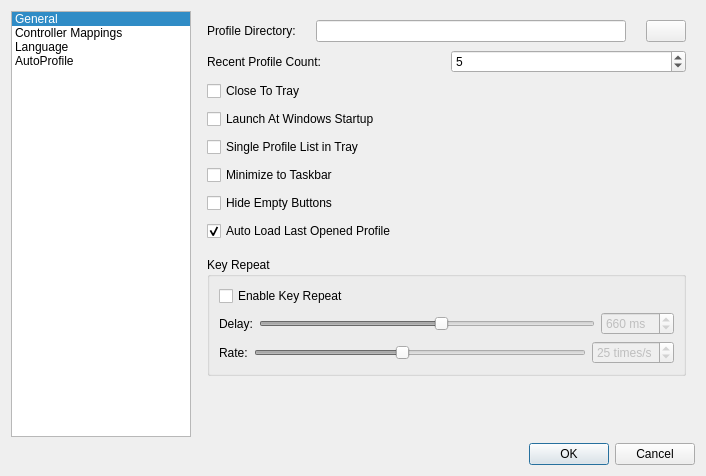
The window that src/mainsettingsdialog.ui (AntiMicroX/antimicrox) describes before a commit, drawn with Qt 5.
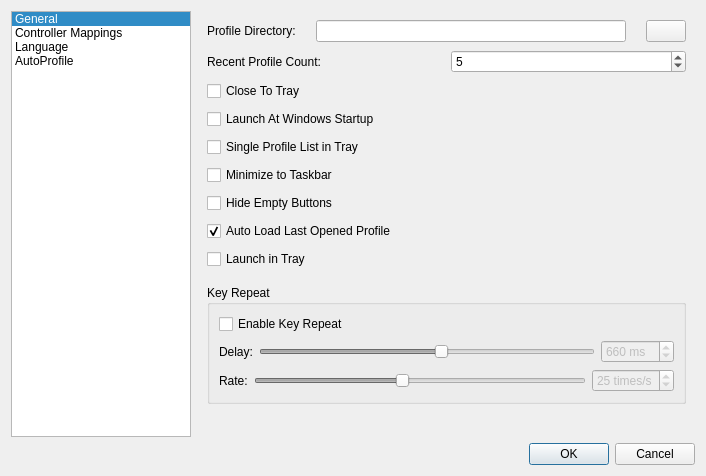
The same window after the commit. Icons and pictures are not drawn.

Commit message: Start the merging of relevant command line arguments and application settings. Launch in tray is now available as a program option. Related to issue #94.

The edit to the form file:
```diff
--- a/src/mainsettingsdialog.ui
+++ b/src/mainsettingsdialog.ui
@@ -234,6 +234,17 @@
            </property>
           </widget>
          </item>
+         <item>
+          <widget class="QCheckBox" name="launchInTrayCheckBox">
+           <property name="toolTip">
+            <string>Only show the system tray icon when the program
+first launches.</string>
+           </property>
+           <property name="text">
+            <string>Launch in Tray</string>
+           </property>
+          </widget>
+         </item>
          <item>
           <spacer name="verticalSpacer_4">
            <property name="orientation">
```
The commit also changes 22 other files.
